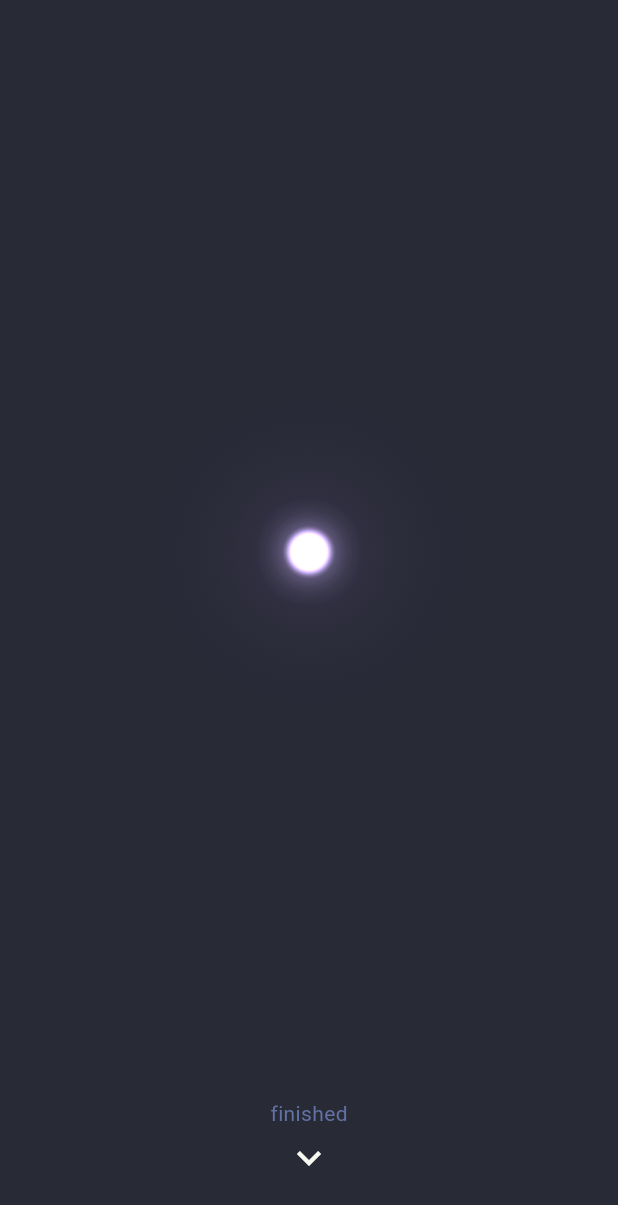
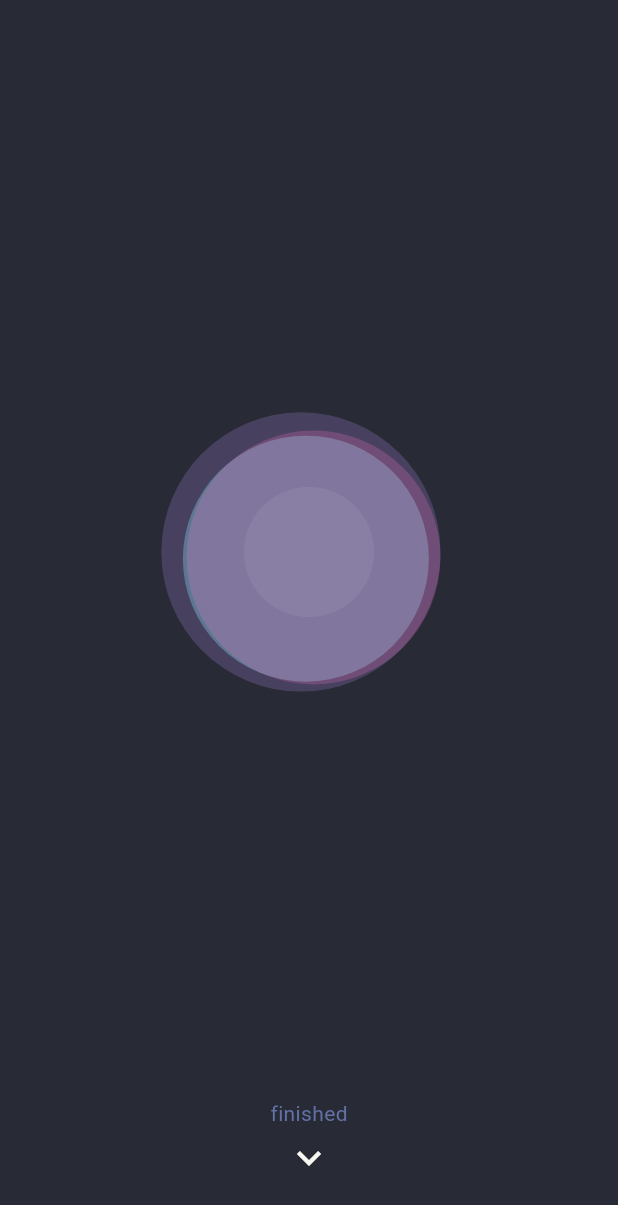
Before and after one commit to vocino/chunk, a Flutter app: the screen it shows after launch, after a tap on "start", on a phone screen of 412 x 824 dp. Shown: the top 1205 px of the screen. Run offline on Flutter 3.47's test engine with Material 3 defaults, Android fonts, the phone set to English and light mode, and no system bars.

Commit message:
style: refine typography, colors, and breathing animation
Lighter font weights (w300/w400), Dracula accent colors per card
(purple heading, green time, pink break), simplified breathing
animation to flat overlapping circles with randomized layout and
drift, 10s inhale/exhale cycle, and full-screen sizing.

Co-Authored-By: Claude Opus 4.6 <noreply@anthropic.com>

```diff
--- a/lib/screens/session_screen.dart
+++ b/lib/screens/session_screen.dart
@@ -139,10 +139,10 @@ class _SessionScreenState extends State<SessionScreen> {
               ),
             ),
             const Spacer(),
-            const Text(
+            Text(
               'Ready?',
               textAlign: TextAlign.center,
-              style: AppTheme.headingLarge,
+              style: AppTheme.headingLarge.copyWith(color: AppTheme.purple),
             ),
             const Spacer(),
             AdvanceArrow(label: 'start', onTap: _advance),
@@ -158,12 +158,9 @@ class _SessionScreenState extends State<SessionScreen> {
         padding: const EdgeInsets.all(24),
         child: Column(
           children: [
-            const Spacer(),
-            SizedBox(
-              height: MediaQuery.of(context).size.height * 0.5,
-              child: const BreathingCircle(),
+            const Expanded(
+              child: BreathingCircle(),
             ),
-            const Spacer(),
             AdvanceArrow(label: 'finished', onTap: _advance),
           ],
         ),
@@ -183,22 +180,25 @@ class _SessionScreenState extends State<SessionScreen> {
         child: Column(
           children: [
             const Spacer(),
-            const Text(
+            Text(
               'That took',
-              style: AppTheme.bodyLarge,
+              style: AppTheme.bodyLarge.copyWith(color: AppTheme.comment),
               textAlign: TextAlign.center,
             ),
             const SizedBox(height: 8),
             Text(
               formattedTime,
-              style: AppTheme.headingLarge,
+              style: AppTheme.headingLarge.copyWith(
+                fontSize: 72,
+                color: AppTheme.green,
+              ),
               textAlign: TextAlign.center,
             ),
             const SizedBox(height: 32),
             if (!shouldBreak)
               Text(
-                '${step.questionsUntilBreak}/5 until break',
-                style: AppTheme.bodyLarge,
+                '${step.questionsUntilBreak} more until break',
+                style: AppTheme.bodyLarge.copyWith(color: AppTheme.comment),
                 textAlign: TextAlign.center,
               ),
             const Spacer(),
@@ -265,15 +265,15 @@ class _BreakCardState extends State<_BreakCard> {
         padding: const EdgeInsets.all(32),
         child: Column(
           children: [
-            const Spacer(flex: 1),
+            const Spacer(),
             Text(
               'Break time!',
-              style: AppTheme.headingMedium,
+              style: AppTheme.headingMedium.copyWith(color: AppTheme.pink),
               textAlign: TextAlign.center,
             ),
             const SizedBox(height: 48),
             Text(
-              '${_remainingSeconds}s',
+              '$_remainingSeconds',
               style: AppTheme.headingLarge.copyWith(
                 fontSize: 72,
                 color: AppTheme.cyan,
@@ -283,7 +283,10 @@ class _BreakCardState extends State<_BreakCard> {
             const SizedBox(height: 48),
             Text(
               'How about:',
-              style: AppTheme.bodyLarge.copyWith(fontSize: 20),
+              style: AppTheme.bodyLarge.copyWith(
+                fontSize: 20,
+                color: AppTheme.comment,
+              ),
               textAlign: TextAlign.center,
             ),
             const SizedBox(height: 16),
@@ -292,13 +295,11 @@ class _BreakCardState extends State<_BreakCard> {
               style: AppTheme.headingMedium.copyWith(fontSize: 28),
               textAlign: TextAlign.center,
             ),
-            const Spacer(flex: 2),
-            if (_remainingSeconds <= 3 && _remainingSeconds > 0)
-              AdvanceArrow(
-                label: 'back to work',
-                onTap: widget.onComplete,
-              ),
-            const Spacer(flex: 1),
+            const Spacer(),
+            AdvanceArrow(
+              label: 'back to work',
+              onTap: widget.onComplete,
+            ),
           ],
         ),
       ),
--- a/lib/services/timer_service.dart
+++ b/lib/services/timer_service.dart
@@ -33,7 +33,7 @@ class TimerService extends ChangeNotifier {
   String formatElapsed(int seconds) {
     final minutes = seconds ~/ 60;
     final secs = seconds % 60;
-    return '${minutes}m ${secs}s';
+    return '${minutes.toString().padLeft(2, '0')}:${secs.toString().padLeft(2, '0')}';
   }
 
   @override
--- a/lib/theme/app_theme.dart
+++ b/lib/theme/app_theme.dart
@@ -18,29 +18,23 @@ class AppTheme {
   // Text Styles
   static const TextStyle headingLarge = TextStyle(
     fontSize: 48,
-    fontWeight: FontWeight.w600,
+    fontWeight: FontWeight.w300,
     color: foreground,
     height: 1.2,
   );
 
   static const TextStyle headingMedium = TextStyle(
     fontSize: 32,
-    fontWeight: FontWeight.w600,
+    fontWeight: FontWeight.w400,
     color: foreground,
     height: 1.3,
   );
 
   static const TextStyle bodyLarge = TextStyle(
     fontSize: 24,
-    fontWeight: FontWeight.w400,
+    fontWeight: FontWeight.w300,
     color: foreground,
     height: 1.4,
-  );
-
-  static const TextStyle buttonText = TextStyle(
-    fontSize: 28,
-    fontWeight: FontWeight.w600,
-    color: background,
   );
 
   // Button Style
--- a/lib/widgets/breathing_circle.dart
+++ b/lib/widgets/breathing_circle.dart
@@ -16,44 +16,69 @@ class _BreathingCircleState extends State<BreathingCircle>
   late Animation<double> _breathAnimation;
   late Animation<double> _driftAnimation;
 
+  // Random offsets generated per instance
+  late final List<_CircleConfig> _circles;
+
   @override
   void initState() {
     super.initState();
+    final rng = Random();
 
-    // Primary: 19-second breath cycle (4s expand, 7s hold, 8s contract)
+    // Each instance gets a unique arrangement
+    _circles = [
+      _CircleConfig(
+        color: AppTheme.purple,
+        baseOpacity: 0.2 + rng.nextDouble() * 0.1,
+        minScale: 0.4 + rng.nextDouble() * 0.1,
+        maxScale: 0.8 + rng.nextDouble() * 0.15,
+        angle: rng.nextDouble() * 2 * pi,
+        spread: 0.1 + rng.nextDouble() * 0.08,
+        driftAngle: rng.nextDouble() * 2 * pi,
+        driftAmount: 0.02 + rng.nextDouble() * 0.03,
+      ),
+      _CircleConfig(
+        color: AppTheme.cyan,
+        baseOpacity: 0.2 + rng.nextDouble() * 0.15,
+        minScale: 0.35 + rng.nextDouble() * 0.1,
+        maxScale: 0.75 + rng.nextDouble() * 0.15,
+        angle: rng.nextDouble() * 2 * pi,
+        spread: 0.1 + rng.nextDouble() * 0.08,
+        driftAngle: rng.nextDouble() * 2 * pi,
+        driftAmount: 0.02 + rng.nextDouble() * 0.03,
+      ),
+      _CircleConfig(
+        color: AppTheme.pink,
+        baseOpacity: 0.2 + rng.nextDouble() * 0.1,
+        minScale: 0.35 + rng.nextDouble() * 0.1,
+        maxScale: 0.75 + rng.nextDouble() * 0.15,
+        angle: rng.nextDouble() * 2 * pi,
+        spread: 0.1 + rng.nextDouble() * 0.08,
+        driftAngle: rng.nextDouble() * 2 * pi,
+        driftAmount: 0.02 + rng.nextDouble() * 0.03,
+      ),
+    ];
+
+    // 10-second breath cycle (5s inhale, 5s exhale)
     _breathController = AnimationController(
-      duration: const Duration(seconds: 19),
+      duration: const Duration(seconds: 10),
       vsync: this,
     );
 
-    _breathAnimation = TweenSequence<double>([
-      TweenSequenceItem(
-        tween: Tween<double>(begin: 0.0, end: 1.0)
-            .chain(CurveTween(curve: const Cubic(0.5, 0.0, 0.5, 1.0))),
-        weight: 4,
-      ),
-      TweenSequenceItem(
-        tween: ConstantTween<double>(1.0),
-        weight: 7,
-      ),
-      TweenSequenceItem(
-        tween: Tween<double>(begin: 1.0, end: 0.0)
-            .chain(CurveTween(curve: const Cubic(0.5, 0.0, 0.5, 1.0))),
-        weight: 8,
-      ),
-    ]).animate(_breathController);
+    _breathAnimation = Tween<double>(begin: 0.0, end: 1.0)
+        .chain(CurveTween(curve: Curves.ease))
+        .animate(_breathController);
 
-    // Secondary: 3-second gentle drift for hold phase vitality
+    // Slow drift for gentle circle wandering
     _driftController = AnimationController(
-      duration: const Duration(milliseconds: 3000),
+      duration: const Duration(seconds: 5),
       vsync: this,
     );
 
-    _driftAnimation = Tween<double>(begin: -1.0, end: 1.0)
+    _driftAnimation = Tween<double>(begin: 0.0, end: 1.0)
         .chain(CurveTween(curve: Curves.easeInOut))
         .animate(_driftController);
 
-    _breathController.repeat();
+    _breathController.repeat(reverse: true);
     _driftController.repeat(reverse: true);
   }
 
@@ -71,151 +96,80 @@ class _BreathingCircleState extends State<BreathingCircle>
       child: AnimatedBuilder(
         animation: Listenable.merge([_breathAnimation, _driftAnimation]),
         builder: (context, child) {
-          return CustomPaint(
-            painter: FlowerBreathingPainter(
-              progress: _breathAnimation.value,
-              drift: _driftAnimation.value,
-            ),
-            child: const SizedBox.expand(),
+          final p = _breathAnimation.value;
+          final d = _driftAnimation.value;
+          return LayoutBuilder(
+            builder: (context, constraints) {
+              final maxSize = min(constraints.maxWidth, constraints.maxHeight);
+              return Stack(
+                alignment: Alignment.center,
+                children: [
+                  for (final c in _circles)
+                    _buildCircle(
+                      size: maxSize * (c.minScale + p * (c.maxScale - c.minScale)),
+                      color: c.color,
+                      opacity: c.baseOpacity,
+                      offset: Offset(
+                        cos(c.angle) * maxSize * c.spread * p +
+                            cos(c.driftAngle) * maxSize * c.driftAmount * d,
+                        sin(c.angle) * maxSize * c.spread * p +
+                            sin(c.driftAngle) * maxSize * c.driftAmount * d,
+                      ),
+                    ),
+                  // Center circle stays fixed
+                  _buildCircle(
+                    size: maxSize * (0.2 + p * 0.4),
+                    color: AppTheme.foreground,
+                    opacity: 0.06 + p * 0.06,
+                    offset: Offset.zero,
+                  ),
+                ],
+              );
+            },
           );
         },
       ),
     );
   }
+
+  Widget _buildCircle({
+    required double size,
+    required Color color,
+    required double opacity,
+    required Offset offset,
+  }) {
+    return Transform.translate(
+      offset: offset,
+      child: Container(
+        width: size,
+        height: size,
+        decoration: BoxDecoration(
+          shape: BoxShape.circle,
+          color: color.withValues(alpha: opacity),
+        ),
+      ),
+    );
+  }
 }
 
-class FlowerBreathingPainter extends CustomPainter {
-  final double progress;
-  final double drift;
+class _CircleConfig {
+  final Color color;
+  final double baseOpacity;
+  final double minScale;
+  final double maxScale;
+  final double angle;     // direction this circle spreads when breathing expands
+  final double spread;    // how far it moves from center on expand
+  final double driftAngle; // direction of gentle wander
+  final double driftAmount; // how far it drifts
 
-  static const int petalCount = 6;
-  static const List<Color> petalColors = [
-    AppTheme.cyan,
-    AppTheme.purple,
-    AppTheme.pink,
-    AppTheme.cyan,
-    AppTheme.purple,
-    AppTheme.pink,
-  ];
-
-  FlowerBreathingPainter({required this.progress, required this.drift});
-
-  @override
-  void paint(Canvas canvas, Size size) {
-    final center = Offset(size.width / 2, size.height / 2);
-    final maxRadius = min(size.width, size.height) / 2;
-
-    // Derived values
-    final containerScale = 0.15 + progress * 0.85;
-    final effectiveRadius = maxRadius * containerScale;
-    final rotationAngle = progress * pi;
-    // Drift scales smoothly — strongest at progress=1.0, fades toward 0
-    // Using pow(progress, 8) creates a curve that's near-zero for most of the
-    // expand/contract phases but ramps up smoothly near the hold phase
-    final driftStrength = pow(progress, 8).toDouble();
-    final effectiveDrift = drift * driftStrength;
-
-    // 1. Ambient background glow
-    _drawAmbientGlow(canvas, center, maxRadius, progress);
-
-    // 2. Per-petal glow pass (behind main petals)
-    for (int i = 0; i < petalCount; i++) {
-      final petalCenter = _petalPosition(
-          center, effectiveRadius, i, rotationAngle, effectiveDrift);
-      _drawPetalGlow(
-          canvas, petalCenter, effectiveRadius * 0.38, petalColors[i]);
-    }
-
-    // 3. Main petal pass
-    for (int i = 0; i < petalCount; i++) {
-      final petalCenter = _petalPosition(
-          center, effectiveRadius, i, rotationAngle, effectiveDrift);
-      _drawPetal(
-          canvas, petalCenter, effectiveRadius * 0.38, petalColors[i]);
-    }
-
-    // 4. Center convergence glow
-    _drawCenterGlow(canvas, center, effectiveRadius, effectiveDrift);
-  }
-
-  Offset _petalPosition(Offset center, double containerRadius, int index,
-      double rotation, double drift) {
-    final baseAngle = (2 * pi / petalCount) * index;
-    final angle = baseAngle + rotation - drift * 0.1;
-    final baseSpread = containerRadius * 0.35;
-    final spreadDistance = progress * baseSpread + drift * containerRadius * 0.03;
-    return Offset(
-      center.dx + cos(angle) * spreadDistance,
-      center.dy + sin(angle) * spreadDistance,
-    );
-  }
-
-  void _drawAmbientGlow(
-      Canvas canvas, Offset center, double maxRadius, double progress) {
-    final ambientOpacity = 0.08 + progress * 0.12;
-    final ambientRadius = maxRadius * 0.8;
-    final paint = Paint()
-      ..shader = RadialGradient(
-        colors: [
-          AppTheme.purple.withValues(alpha: ambientOpacity),
-          Colors.transparent,
-        ],
-      ).createShader(Rect.fromCircle(center: center, radius: ambientRadius));
-    canvas.drawCircle(center, ambientRadius, paint);
-  }
-
-  void _drawPetalGlow(
-      Canvas canvas, Offset petalCenter, double petalRadius, Color color) {
-    final opacity = (0.15 + progress * 0.15).clamp(0.0, 1.0);
-    final glowPaint = Paint()
-      ..color = color.withValues(alpha: opacity)
-      ..maskFilter = const MaskFilter.blur(BlurStyle.normal, 12.0)
-      ..blendMode = BlendMode.plus;
-    canvas.drawCircle(petalCenter, petalRadius * 0.8, glowPaint);
-  }
-
-  void _drawPetal(
-      Canvas canvas, Offset petalCenter, double petalRadius, Color color) {
-    final opacity = (0.4 + progress * 0.3).clamp(0.0, 1.0);
-
-    final gradient = RadialGradient(
-      colors: [
-        color.withValues(alpha: opacity),
-        color.withValues(alpha: opacity * 0.5),
-        color.withValues(alpha: 0.0),
-      ],
-      stops: const [0.0, 0.6, 1.0],
-    );
-
-    final paint = Paint()
-      ..shader = gradient.createShader(
-          Rect.fromCircle(center: petalCenter, radius: petalRadius))
-      ..blendMode = BlendMode.plus;
-
-    canvas.drawCircle(petalCenter, petalRadius, paint);
-  }
-
-  void _drawCenterGlow(
-      Canvas canvas, Offset center, double effectiveRadius, double drift) {
-    final centerRadius = effectiveRadius * 0.2;
-    final driftStrength = pow(progress, 8).toDouble();
-    final holdPulse = sin(drift * pi) * 0.05 * driftStrength;
-    final centerOpacity = (0.1 + progress * 0.15 + holdPulse).clamp(0.0, 1.0);
-
-    final paint = Paint()
-      ..shader = RadialGradient(
-        colors: [
-          Colors.white.withValues(alpha: centerOpacity),
-          Colors.white.withValues(alpha: 0.0),
-        ],
-      ).createShader(Rect.fromCircle(center: center, radius: centerRadius))
-      ..blendMode = BlendMode.plus;
-
-    canvas.drawCircle(center, centerRadius, paint);
-  }
-
-  @override
-  bool shouldRepaint(FlowerBreathingPainter oldDelegate) {
-    return oldDelegate.progress != progress || oldDelegate.drift != drift;
-  }
+  const _CircleConfig({
+    required this.color,
+    required this.baseOpacity,
+    required this.minScale,
+    required this.maxScale,
+    required this.angle,
+    required this.spread,
+    required this.driftAngle,
+    required this.driftAmount,
+  });
 }
```
